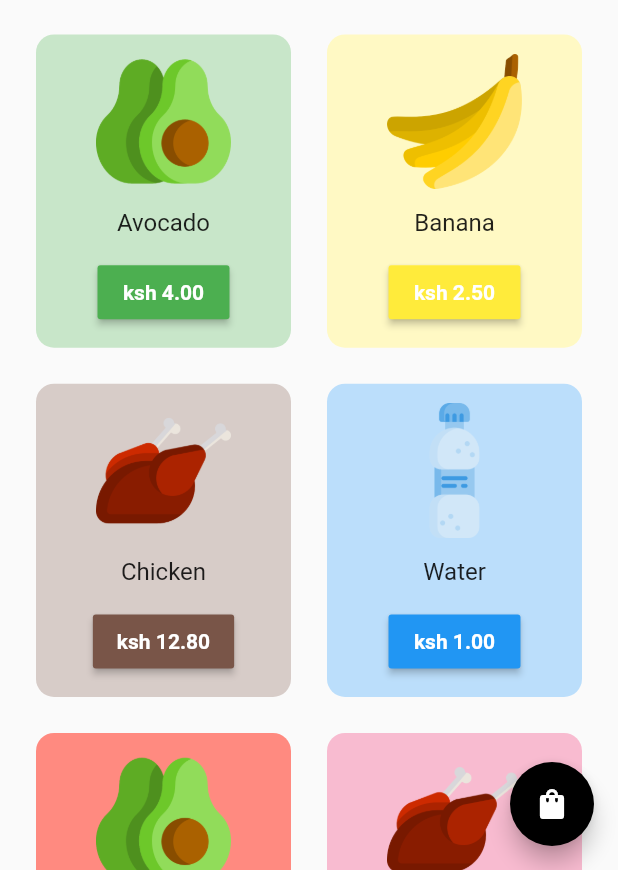
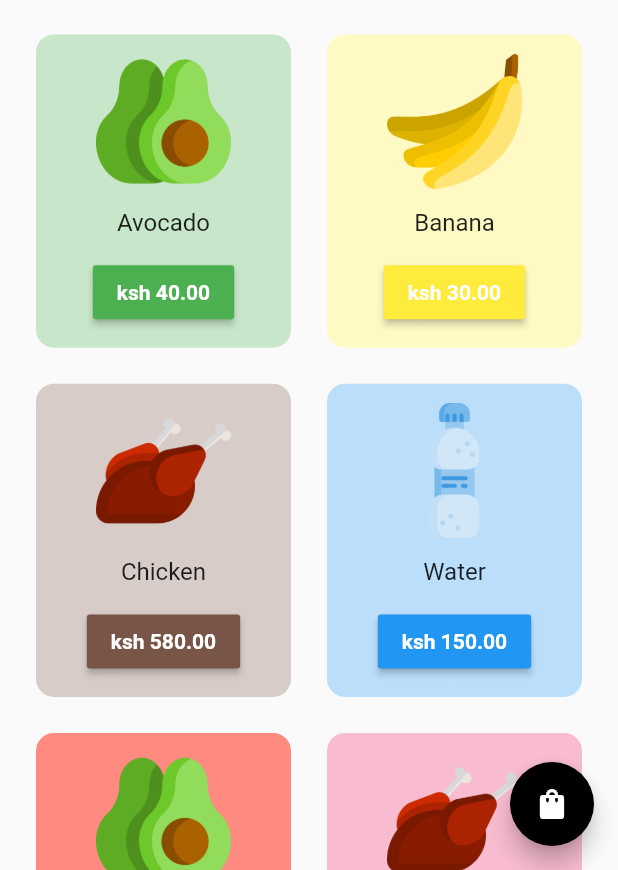
Before and after one commit to ArthurNamutilu/groceryshop, a Flutter app: the HomePage screen opened directly, on a phone screen of 412 x 824 dp, the part 366-1236 px from its top. Run offline on Flutter 3.47's test engine with Material 2 defaults, Android fonts, the phone set to English and light mode, and no system bars; our stand-ins replace firebase_core, google_fonts; accounts and stored records are empty.

```diff
--- a/lib/model/cart_model.dart
+++ b/lib/model/cart_model.dart
@@ -4,13 +4,13 @@ class CartModel extends ChangeNotifier {
   // list of items on sale
   final List _shopItems = const [
     // [ itemName, itemPrice, imagePath, color ]
-    ["Avocado", "4.00", "lib/images/avocado.png", Colors.green],
-    ["Banana", "2.50", "lib/images/banana.png", Colors.yellow],
-    ["Chicken", "12.80", "lib/images/chicken.png", Colors.brown],
-    ["Water", "1.00", "lib/images/water.png", Colors.blue],
+    ["Avocado", "40.00", "lib/images/avocado.png", Colors.green],
+    ["Banana", "30.00", "lib/images/banana.png", Colors.yellow],
+    ["Chicken", "580.00", "lib/images/chicken.png", Colors.brown],
+    ["Water", "150.00", "lib/images/water.png", Colors.blue],
     ["Ova", "50.00", "lib/images/avocado.png", Colors.redAccent],
-    ["Chicken", "120.80", "lib/images/chicken.png", Colors.pink],
-    ["Chicken", "120.80", "lib/images/chicken.png", Colors.pink],
+    ["Chicken", "580.00", "lib/images/chicken.png", Colors.pink],
+    ["Chicken", "580.00", "lib/images/chicken.png", Colors.pink],
   ];
 
   // list of cart items
--- a/lib/pages/home_page.dart
+++ b/lib/pages/home_page.dart
@@ -120,7 +120,7 @@ class _HomePageState extends State<HomePage> {
                   itemCount: value.shopItems.length,
                   gridDelegate: const SliverGridDelegateWithFixedCrossAxisCount(
                     crossAxisCount: 2,
-                    childAspectRatio: 1 / 1.2,
+                    childAspectRatio: 1 / 1.2, // rectangular shape
                   ),
                   itemBuilder: (context, index) {
                     return GroceryItemTile(
--- a/lib/pages/intro_screen.dart
+++ b/lib/pages/intro_screen.dart
@@ -12,7 +12,7 @@ class IntroScreen extends StatelessWidget {
       body: SafeArea(
         child: Column(
           children: [
-            // big logo
+            // banana logo for grocery in intro page
             Padding(
               padding: const EdgeInsets.only(
                 left: 100.0,
@@ -28,14 +28,11 @@ class IntroScreen extends StatelessWidget {
               padding: const EdgeInsets.all(28.0),
               child: Text(
                 'Welcome, Fresh grocery available. You order we deliver',
-                //'Welcome, we deliver groceries at your doorstep',
                 textAlign: TextAlign.center,
                 style: GoogleFonts.notoSerif(
                     fontSize: 36, fontWeight: FontWeight.bold),
               ),
             ),
-
-            // groceree gives you fresh vegetables and fruits
             Text(
               'Fresh grocery items everyday',
               textAlign: TextAlign.center,
@@ -64,7 +61,6 @@ class IntroScreen extends StatelessWidget {
                 decoration: BoxDecoration(
                   borderRadius: BorderRadius.circular(16),
                   color: Colors.pinkAccent,
-//                  color: const Color.fromARGB(255, 112, 91, 222),
                 ),
                 child: const Text(
                   "Start Shopping",
--- a/pubspec.yaml
+++ b/pubspec.yaml
@@ -37,6 +37,7 @@ dependencies:
   cupertino_icons: ^1.0.2
   google_fonts: 2.1.0
   provider:
+  firebase_core: ^2.14.0
 
 dev_dependencies:
   flutter_test:
```
Also changed, not shown: lib/firebase_options.dart (added), pubspec.lock, 10 other files.
